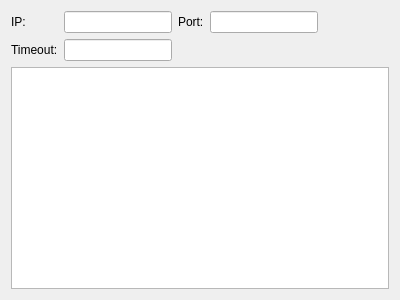
Before: the Qt Designer form src/ui/tcp_widget.ui in public0821/npg, drawn with Qt 5.
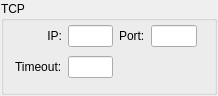
After: the same form once the commit is applied.

What changed in the file:
```diff
--- a/src/ui/tcp_widget.ui
+++ b/src/ui/tcp_widget.ui
@@ -6,50 +6,72 @@
    <rect>
     <x>0</x>
     <y>0</y>
-    <width>400</width>
-    <height>300</height>
+    <width>218</width>
+    <height>96</height>
    </rect>
   </property>
   <property name="windowTitle">
    <string>TcpWidget</string>
   </property>
   <layout class="QGridLayout" name="gridLayout">
-   <item row="0" column="2">
-    <widget class="QLabel" name="label">
-     <property name="text">
-      <string>Port:</string>
-     </property>
-    </widget>
-   </item>
+   <property name="margin">
+    <number>1</number>
+   </property>
+   <item row="0" column="0" colspan="5">
+    <widget class="QGroupBox" name="groupBox">
+     <property name="title">
+      <string>TCP</string>
+     </property>
+     <layout class="QGridLayout" name="gridLayout_2">
+      <property name="topMargin">
+       <number>1</number>
+      </property>
    <item row="0" column="0">
     <widget class="QLabel" name="label_2">
      <property name="text">
       <string>IP:</string>
      </property>
-    </widget>
-   </item>
-   <item row="1" column="0">
-    <widget class="QLabel" name="label_3">
-     <property name="text">
-      <string>Timeout:</string>
+        <property name="alignment">
+         <set>Qt::AlignRight|Qt::AlignTrailing|Qt::AlignVCenter</set>
      </property>
     </widget>
    </item>
    <item row="0" column="1">
     <widget class="QLineEdit" name="ip_edit"/>
    </item>
+      <item row="0" column="2">
+       <widget class="QLabel" name="label">
+        <property name="text">
+         <string>Port:</string>
+        </property>
+       </widget>
+      </item>
    <item row="0" column="3">
     <widget class="QLineEdit" name="port_edit"/>
    </item>
+      <item row="0" column="4">
+       <spacer name="horizontalSpacer_2">
+        <property name="orientation">
+         <enum>Qt::Horizontal</enum>
+        </property>
+        <property name="sizeHint" stdset="0">
+         <size>
+          <width>40</width>
+          <height>20</height>
+         </size>
+        </property>
+       </spacer>
+      </item>
+      <item row="1" column="0">
+       <widget class="QLabel" name="label_3">
+        <property name="text">
+         <string>Timeout:</string>
+        </property>
+       </widget>
+      </item>
    <item row="1" column="1">
     <widget class="QLineEdit" name="timeout_edit"/>
    </item>
-   <item row="2" column="0" colspan="5">
-    <widget class="QTextEdit" name="data_edit"/>
-   </item>
-   <item row="3" column="0" colspan="5">
-    <layout class="QHBoxLayout" name="send_layout"/>
-   </item>
    <item row="1" column="2" colspan="3">
     <spacer name="horizontalSpacer">
      <property name="orientation">
@@ -63,18 +85,8 @@
      </property>
     </spacer>
    </item>
-   <item row="0" column="4">
-    <spacer name="horizontalSpacer_2">
-     <property name="orientation">
-      <enum>Qt::Horizontal</enum>
-     </property>
-     <property name="sizeHint" stdset="0">
-      <size>
-       <width>40</width>
-       <height>20</height>
-      </size>
-     </property>
-    </spacer>
+     </layout>
+    </widget>
    </item>
   </layout>
  </widget>
```
Lines whose indentation alone changed are shown as unchanged.
